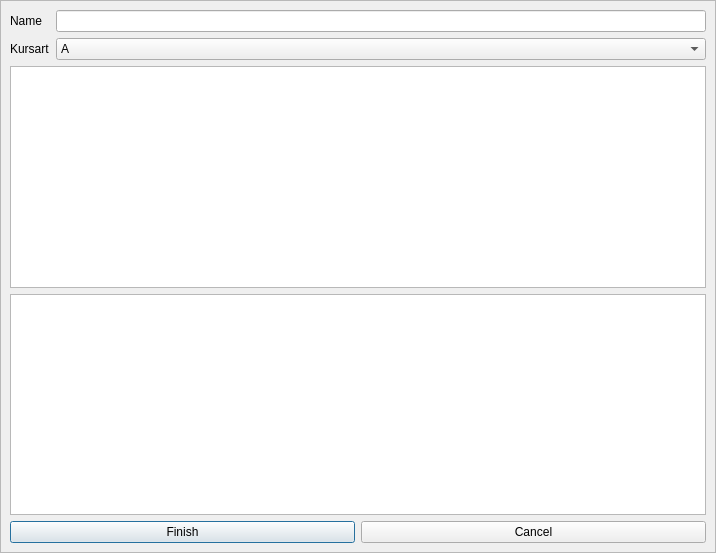
First picture: the form in qt_ui/section.ui, repository NKPmedia/GeneticAlgorithmUniversityClassScheduler, before the edit.
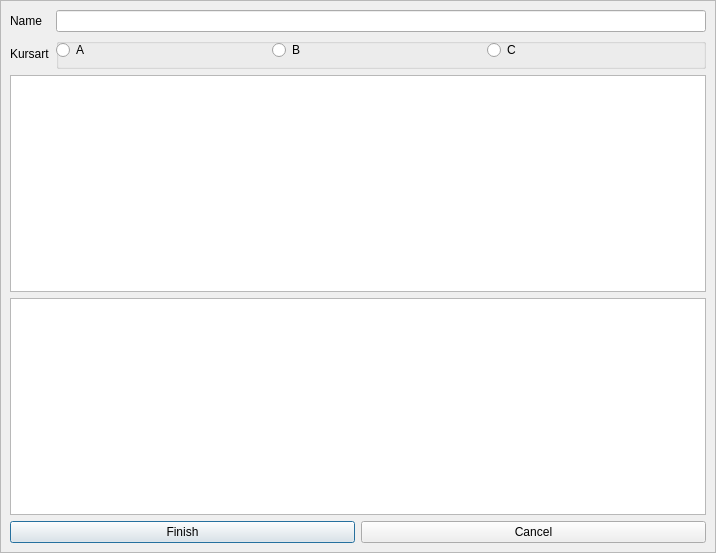
Second picture: the form after the edit.

```diff
--- a/qt_ui/section.ui
+++ b/qt_ui/section.ui
@@ -61,9 +61,6 @@
          <property name="sizeConstraint">
           <enum>QLayout::SetMinimumSize</enum>
          </property>
-         <item row="1" column="1">
-          <widget class="QLineEdit" name="lineEditName"/>
-         </item>
          <item row="1" column="0">
           <widget class="QLabel" name="lblName">
            <property name="text">
@@ -71,25 +68,6 @@
            </property>
           </widget>
          </item>
-         <item row="2" column="1">
-          <widget class="QComboBox" name="comboBox">
-           <item>
-            <property name="text">
-             <string>A</string>
-            </property>
-           </item>
-           <item>
-            <property name="text">
-             <string>B</string>
-            </property>
-           </item>
-           <item>
-            <property name="text">
-             <string>C</string>
-            </property>
-           </item>
-          </widget>
-         </item>
          <item row="2" column="0">
           <widget class="QLabel" name="label">
            <property name="text">
@@ -97,6 +75,49 @@
            </property>
           </widget>
          </item>
+         <item row="1" column="3">
+          <widget class="QLineEdit" name="lineEditName"/>
+         </item>
+         <item row="2" column="3">
+          <widget class="QGroupBox" name="groupBox">
+           <property name="title">
+            <string/>
+           </property>
+           <widget class="QWidget" name="horizontalLayoutWidget">
+            <property name="geometry">
+             <rect>
+              <x>0</x>
+              <y>0</y>
+              <width>641</width>
+              <height>24</height>
+             </rect>
+            </property>
+            <layout class="QHBoxLayout" name="horizontalLayout">
+             <item>
+              <widget class="QRadioButton" name="radioButton_A">
+               <property name="text">
+                <string>A</string>
+               </property>
+              </widget>
+             </item>
+             <item>
+              <widget class="QRadioButton" name="radioButton_B">
+               <property name="text">
+                <string>B</string>
+               </property>
+              </widget>
+             </item>
+             <item>
+              <widget class="QRadioButton" name="radioButton_C">
+               <property name="text">
+                <string>C</string>
+               </property>
+              </widget>
+             </item>
+            </layout>
+           </widget>
+          </widget>
+         </item>
         </layout>
        </item>
        <item>
@@ -104,7 +125,7 @@
          <property name="minimumSize">
           <size>
            <width>0</width>
-           <height>200</height>
+           <height>180</height>
           </size>
          </property>
          <property name="headerHidden">
```
